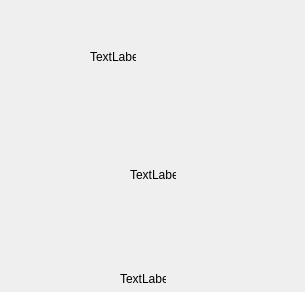
First picture: the form in debugger/mapperinformationdialog.ui, repository christopherpow/nesicide, before the edit.
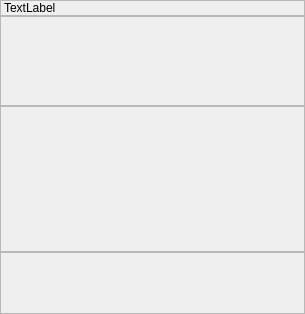
Second picture: the form after the edit. The open tabs and pages were chosen to show the change.

```diff
--- a/debugger/mapperinformationdialog.ui
+++ b/debugger/mapperinformationdialog.ui
@@ -7,7 +7,7 @@
     <x>0</x>
     <y>0</y>
     <width>305</width>
-    <height>275</height>
+    <height>304</height>
    </rect>
   </property>
   <property name="windowTitle">
@@ -20,26 +20,15 @@
    <property name="spacing">
     <number>0</number>
    </property>
-   <item row="0" column="0">
+   <item row="1" column="0">
     <widget class="QStackedWidget" name="prgBanking">
+     <property name="frameShape">
+      <enum>QFrame::StyledPanel</enum>
+     </property>
      <property name="currentIndex">
       <number>0</number>
      </property>
-     <widget class="QWidget" name="noPrgBank">
-      <widget class="QLabel" name="label_18">
-       <property name="geometry">
-        <rect>
-         <x>90</x>
-         <y>50</y>
-         <width>46</width>
-         <height>13</height>
-        </rect>
-       </property>
-       <property name="text">
-        <string>TextLabel</string>
-       </property>
-      </widget>
-     </widget>
+     <widget class="QWidget" name="noPrgBank"/>
      <widget class="QWidget" name="prgBanked">
       <layout class="QGridLayout" name="gridLayout_2">
        <property name="bottomMargin">
@@ -121,26 +110,15 @@
      </widget>
     </widget>
    </item>
-   <item row="1" column="0">
+   <item row="2" column="0">
     <widget class="QStackedWidget" name="chrBanking">
+     <property name="frameShape">
+      <enum>QFrame::StyledPanel</enum>
+     </property>
      <property name="currentIndex">
       <number>0</number>
      </property>
-     <widget class="QWidget" name="noChrBank">
-      <widget class="QLabel" name="label_19">
-       <property name="geometry">
-        <rect>
-         <x>130</x>
-         <y>80</y>
-         <width>46</width>
-         <height>13</height>
-        </rect>
-       </property>
-       <property name="text">
-        <string>TextLabel</string>
-       </property>
-      </widget>
-     </widget>
+     <widget class="QWidget" name="noChrBank"/>
      <widget class="QWidget" name="chrBanked">
       <layout class="QGridLayout" name="gridLayout_3">
        <item row="1" column="0">
@@ -275,26 +253,15 @@
      </widget>
     </widget>
    </item>
-   <item row="2" column="0">
+   <item row="3" column="0">
     <widget class="QStackedWidget" name="internalInfo">
+     <property name="frameShape">
+      <enum>QFrame::StyledPanel</enum>
+     </property>
      <property name="currentIndex">
       <number>0</number>
      </property>
-     <widget class="QWidget" name="noInternals">
-      <widget class="QLabel" name="label_20">
-       <property name="geometry">
-        <rect>
-         <x>120</x>
-         <y>40</y>
-         <width>46</width>
-         <height>13</height>
-        </rect>
-       </property>
-       <property name="text">
-        <string>TextLabel</string>
-       </property>
-      </widget>
-     </widget>
+     <widget class="QWidget" name="noInternals"/>
      <widget class="QWidget" name="mapper1">
       <layout class="QGridLayout" name="gridLayout_4">
        <item row="1" column="0">
@@ -337,6 +304,32 @@
        </item>
       </layout>
      </widget>
+     <widget class="QWidget" name="mapper2"/>
+     <widget class="QWidget" name="mapper3"/>
+     <widget class="QWidget" name="mapper4"/>
+     <widget class="QWidget" name="mapper5"/>
+     <widget class="QWidget" name="mapper6"/>
+     <widget class="QWidget" name="mapper7"/>
+     <widget class="QWidget" name="mapper8"/>
+     <widget class="QWidget" name="mapper9"/>
+     <widget class="QWidget" name="mapper10"/>
+     <widget class="QWidget" name="mapper11"/>
+    </widget>
+   </item>
+   <item row="0" column="0">
+    <widget class="QLabel" name="info">
+     <property name="frameShape">
+      <enum>QFrame::StyledPanel</enum>
+     </property>
+     <property name="frameShadow">
+      <enum>QFrame::Sunken</enum>
+     </property>
+     <property name="lineWidth">
+      <number>1</number>
+     </property>
+     <property name="text">
+      <string>TextLabel</string>
+     </property>
     </widget>
    </item>
   </layout>
```
Left out of the diff: 10 changed lines with no effect on the pictures.
